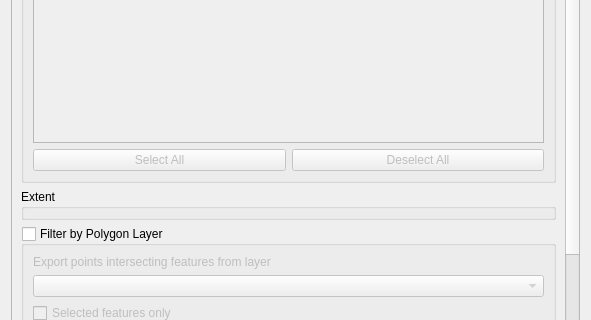
First picture: the form in src/ui/pointcloud/qgspointcloudlayersaveasdialogbase.ui, repository qgis/QGIS, before the edit; both pictures show x 0 to 591 and y 221 to 541 of the 591 by 632 pixel window.
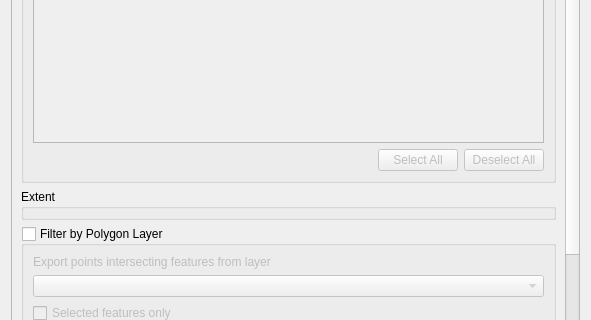
Second picture: the form after the edit. Custom widgets are drawn as their Qt base class.

Commit message:
Unify appearance of Select All/Deselect All buttons
- Ensure Select All always appears first
- Right align buttons in layouts consistently

```diff
--- a/src/ui/pointcloud/qgspointcloudlayersaveasdialogbase.ui
+++ b/src/ui/pointcloud/qgspointcloudlayersaveasdialogbase.ui
@@ -141,6 +141,19 @@
           </item>
           <item>
            <layout class="QHBoxLayout" name="horizontalLayout_5">
+            <item>
+             <spacer name="horizontalSpacer_2">
+              <property name="orientation">
+               <enum>Qt::Horizontal</enum>
+              </property>
+              <property name="sizeHint" stdset="0">
+               <size>
+                <width>40</width>
+                <height>20</height>
+               </size>
+              </property>
+             </spacer>
+            </item>
             <item>
              <widget class="QPushButton" name="mSelectAllAttributes">
               <property name="text">
```
The commit also changes 5 other files.
